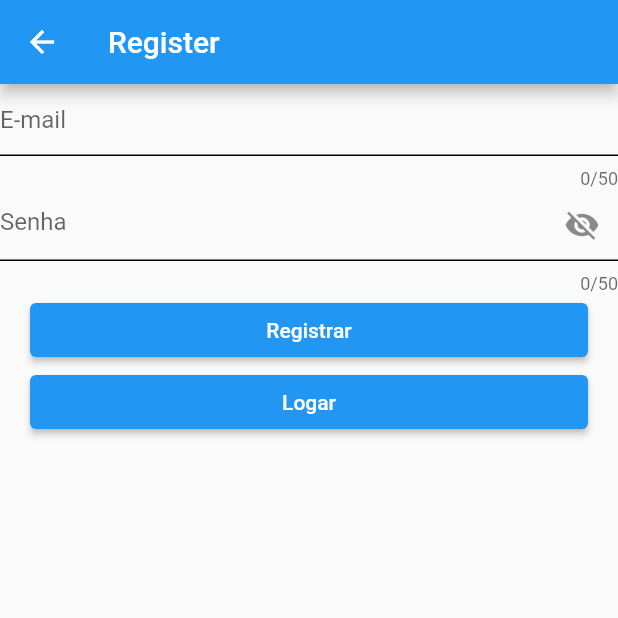
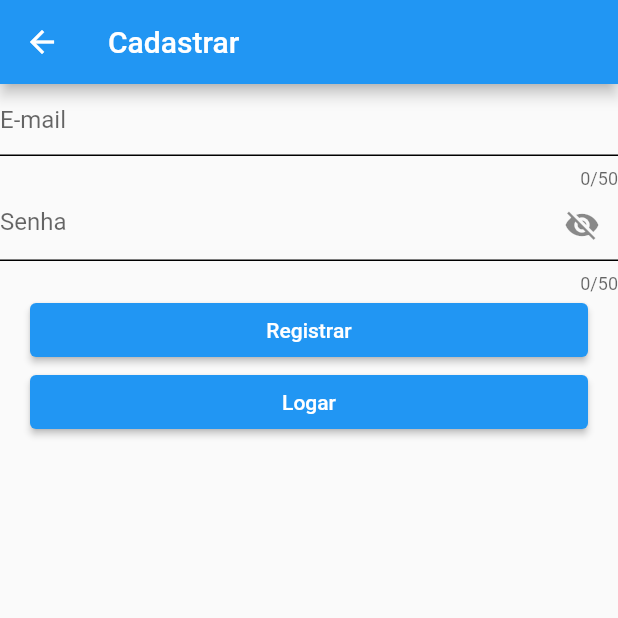
Before and after one commit to GabrielBonil/task_list, a Flutter app: the UserRegisterPage screen opened by its route, on a phone screen of 412 x 824 dp, the top half of it. Run offline on Flutter 3.47's test engine with Material 2 defaults, Android fonts, the phone set to English and light mode, and no system bars; our stand-ins replace cloud_firestore, email_validator, firebase_auth, firebase_core, fluttertoast; accounts and stored records are empty.

```diff
--- a/lib/views/app.dart
+++ b/lib/views/app.dart
@@ -16,9 +16,9 @@ class App extends StatelessWidget {
         '/user-login':(context) => UserLoginPage(),
         '/user-register':(context) => UserRegisterPage(),
       },
-      // initialRoute: '/task-list',
+      initialRoute: '/task-list',
       // initialRoute: '/task-create',
-      initialRoute: '/user-login',
+      // initialRoute: '/user-login',
       // initialRoute: '/user-register',
     );
   }
--- a/lib/views/user-login.dart
+++ b/lib/views/user-login.dart
@@ -118,7 +118,7 @@ class _UserLoginPageState extends State<UserLoginPage> {
             ),
 
             //Botão Logar
-            Container(
+            SizedBox(
               width: MediaQuery.of(context).size.width -
                   40, //width: double.infinity,
               child: ElevatedButton(
@@ -126,7 +126,7 @@ class _UserLoginPageState extends State<UserLoginPage> {
                 child: const Text("Logar"),
               ),
             ),
-            Container(
+            SizedBox(
               width: MediaQuery.of(context).size.width -
                   40, //width: double.infinity,
               child: ElevatedButton(
--- a/lib/views/user-register.dart
+++ b/lib/views/user-register.dart
@@ -75,7 +75,7 @@ class _UserRegisterPageState extends State<UserRegisterPage> {
   Widget build(BuildContext context) {
     return Scaffold(
       appBar: AppBar(
-        title: const Text("Register"),
+        title: const Text("Cadastrar"),
       ),
       body: Form(
         key: formKey,
@@ -84,7 +84,7 @@ class _UserRegisterPageState extends State<UserRegisterPage> {
             //E-mail
             TextFormField(
               maxLength: 50,
-              decoration: InputDecoration(
+              decoration: const InputDecoration(
                 // icon: Icon(Icons.people_alt_rounded),
                 hintText: "E-mail",
                 enabledBorder: UnderlineInputBorder(
@@ -102,7 +102,7 @@ class _UserRegisterPageState extends State<UserRegisterPage> {
               maxLength: 50,
               decoration: InputDecoration(
                 // icon: Icon(Icons.lock),
-                enabledBorder: UnderlineInputBorder(
+                enabledBorder: const UnderlineInputBorder(
                   borderSide: BorderSide(color: Colors.black),
                 ),
                 hintText: "Senha",
@@ -121,15 +121,15 @@ class _UserRegisterPageState extends State<UserRegisterPage> {
             ),
 
             //Botão Registrar
-            Container(
+            SizedBox(
               width: MediaQuery.of(context).size.width -
                   40, //width: double.infinity,
               child: ElevatedButton(
                 onPressed: () => register(context),
-                child: Text("Registrar"),
+                child: const Text("Registrar"),
               ),
             ),
-            Container(
+            SizedBox(
               width: MediaQuery.of(context).size.width -
                   40, //width: double.infinity,
               child: ElevatedButton(
```
Also changed, not shown: lib/views/task-create.dart (+3 -15 lines), lib/views/task-list.dart (+73 -9 lines).
